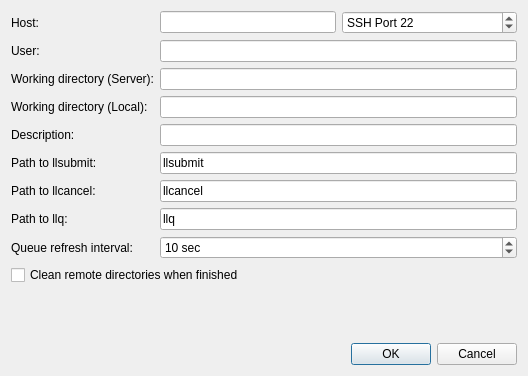
Qt form src/globalsearch/queueinterfaces/loadlevelerdialog.ui (xtalopt/XtalOpt) before a commit.
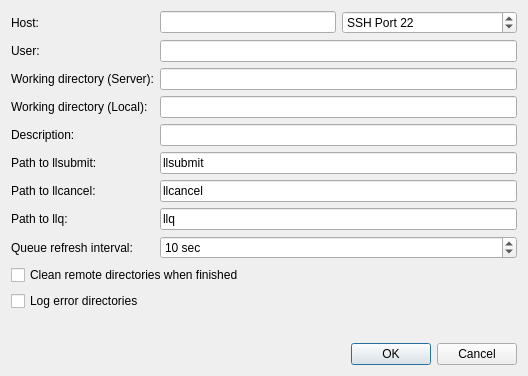
The same form after that commit.

Commit message: Added error logging capabilities to the other queue interfaces as well.

Diff of the .ui file:
```diff
--- a/src/globalsearch/queueinterfaces/loadlevelerdialog.ui
+++ b/src/globalsearch/queueinterfaces/loadlevelerdialog.ui
@@ -239,7 +239,7 @@
      </property>
     </widget>
    </item>
-   <item row="10" column="3">
+   <item row="11" column="3">
     <spacer name="verticalSpacer">
      <property name="orientation">
       <enum>Qt::Vertical</enum>
@@ -285,6 +285,16 @@
      </property>
     </widget>
    </item>
+   <item row="10" column="0">
+    <widget class="QCheckBox" name="cb_logErrorDirs">
+     <property name="toolTip">
+      <string>&lt;html&gt;&lt;head/&gt;&lt;body&gt;&lt;p&gt;Leaves a copy of a directory in which an error occurred in &amp;lt;local_path&amp;gt;/errorDirs.&lt;/p&gt;&lt;p&gt;This can help when figuring out why an xtal fails when submitted.&lt;/p&gt;&lt;p&gt;Only keeps one copy for each xtal directory (so if an error occurred in 00001x00001 twice, the first error directory would have been overwritten by the second)&lt;/p&gt;&lt;/body&gt;&lt;/html&gt;</string>
+     </property>
+     <property name="text">
+      <string>Log error directories</string>
+     </property>
+    </widget>
+   </item>
   </layout>
  </widget>
  <tabstops>
```
Left out of the diff: 22 changed lines with no effect on the pictures. The commit also changes 12 other files.
